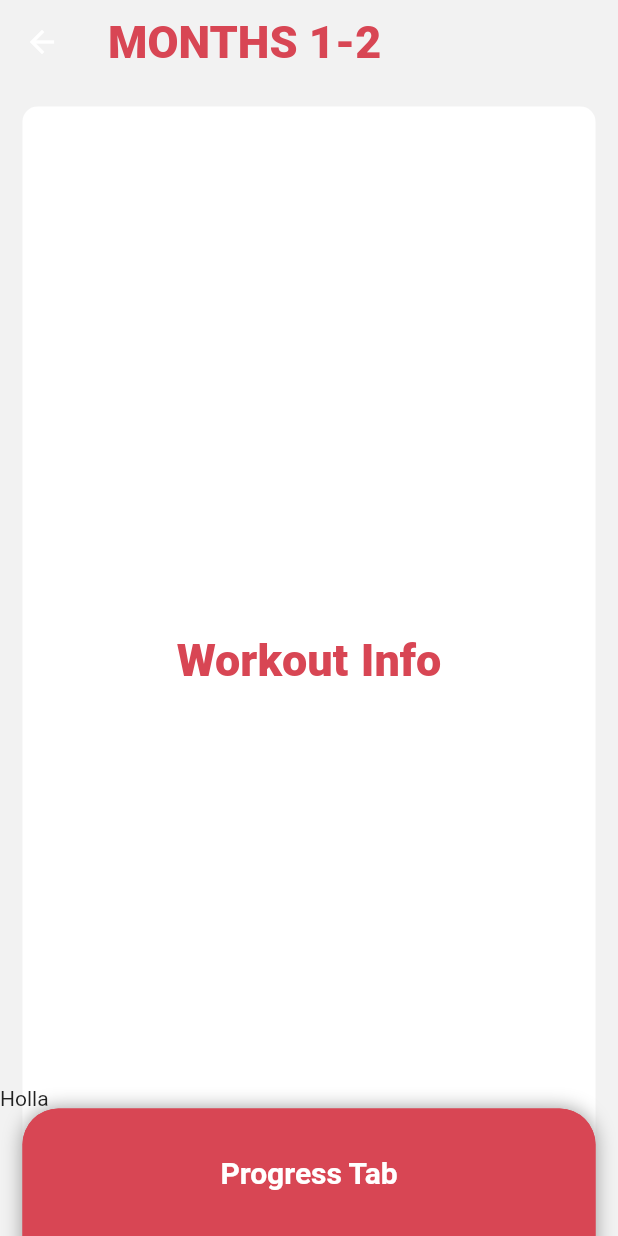
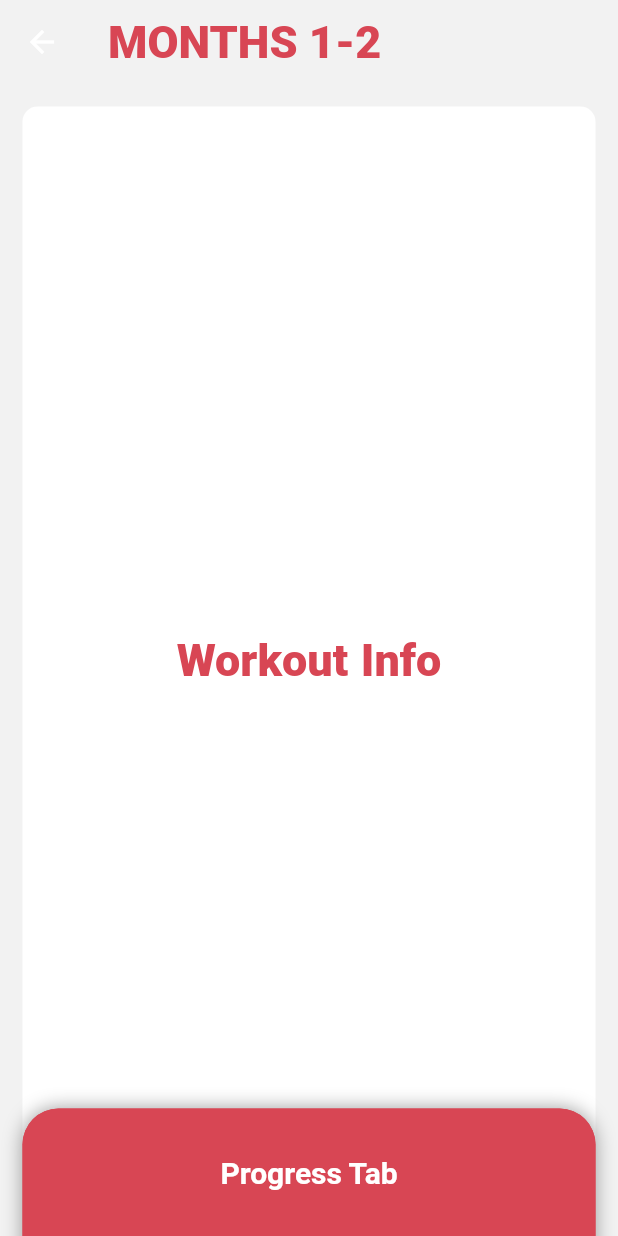
Before and after one commit to felexkuria/POTS_FelexEdit, a Flutter app: the MonthsOneAndTwo screen opened directly with empty values, on a phone screen of 412 x 824 dp. Run offline on Flutter 3.47's test engine with Material 2 defaults, Android fonts, the phone set to English and light mode, and no system bars; drawn by our look-alikes of sliding_up_panel; our stand-ins replace timer_count_down.

Commit message:
reformating code

```diff
--- a/lib/Screens/GroupedWorkouts/month1-2.dart
+++ b/lib/Screens/GroupedWorkouts/month1-2.dart
@@ -78,7 +78,6 @@ class _MonthsOneAndTwoState extends State<MonthsOneAndTwo> {
             ],
           ),
           SlidingUpPanel(
-            header: Text("Holla"),
             renderPanelSheet: false,
             panel: _floatingPanel(),
             collapsed: _floatingCollapsed(),
```
